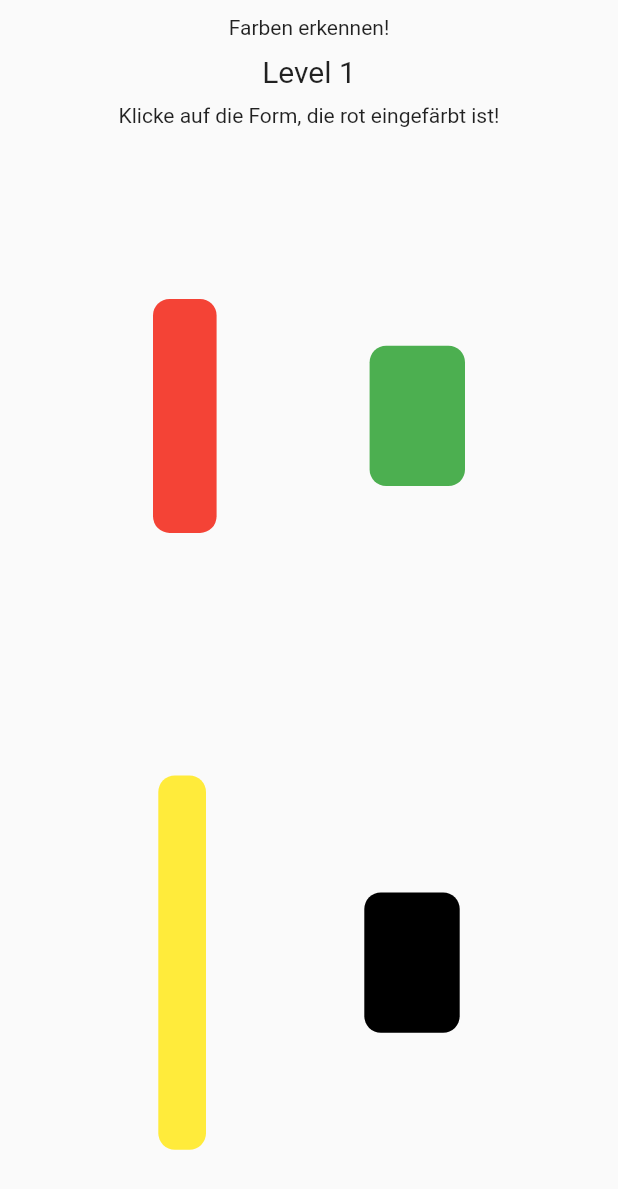
After one commit to jdevacc20/die_vier_stunden_woche, a Flutter app: the LevelShapesWidget screen opened directly, on a phone screen of 412 x 824 dp. The commit adds this screen. Shown: the top 1189 px of the screen. Run offline on Flutter 3.47's test engine with Material 2 defaults, Android fonts, the phone set to English and light mode, and no system bars; our stand-ins replace shared_preferences; accounts and stored records are empty.

Commit message:
Add Shape Level

```diff
--- a/flutter_app/lib/levels/home/levels.dart
+++ b/flutter_app/lib/levels/home/levels.dart
@@ -1,7 +1,6 @@
 import 'package:flutter/material.dart';
-import 'package:flutter_app/levels/home/theme_app.dart';
 import 'package:flutter_app/levels/level_memory/level_memory_widget.dart';
-import 'package:flutter_app/levels/test_level/test_level.dart';
+import 'package:flutter_app/levels/level_shapes/level_shapes_widget.dart';
 
 ///Insert your Levels in here!!
-List<Widget> levels = [const LevelMemoryWidget()];
+List<Widget> levels = [const LevelMemoryWidget(), const LevelShapesWidget()];
--- /dev/null
+++ b/flutter_app/lib/levels/level_shapes/level_shapes_widget.dart
@@ -0,0 +1,213 @@
+import 'dart:async';
+import 'dart:math';
+
+import 'package:flutter/material.dart';
+import 'package:flutter_app/levels/home/levels.dart';
+import 'package:flutter_app/levels/level_shapes/feedback_dialog.dart';
+import 'package:flutter_app/models/level_model.dart';
+import 'package:provider/provider.dart';
+
+class LevelShapesWidget extends StatefulWidget {
+  const LevelShapesWidget({super.key});
+
+  @override
+  State<StatefulWidget> createState() => _LevelShapesWidget();
+}
+
+class _LevelShapesWidget extends State<LevelShapesWidget> {
+  Timer _timer = Timer(const Duration(seconds: 0), () {});
+  int _level = 1;
+  final int _levelCount = 3;
+  List<double> _heightFactors = [0.5, 0.3, 0.8, 0.3];
+  List<double> _widthFactors = [0.4, 0.6, 0.3, 0.6];
+  List<Color> _colors = [Colors.red, Colors.green, Colors.yellow, Colors.black];
+  int _timeLeft = 0;
+
+  bool _showResponse = false;
+  bool _rightAnswer = false;
+
+  final List<Color> _availableColors = [
+    Colors.green,
+    Colors.yellow,
+    Colors.blue,
+    Colors.brown,
+    Colors.purple,
+    Colors.orange,
+  ];
+
+  @override
+  void initState() {
+    super.initState();
+    _timer = Timer.periodic(const Duration(seconds: 1), (timer) {
+      if (_timeLeft > 0) {
+        _timeLeft -= 1;
+      } else if (_level == _levelCount) {
+        setState(() {
+          _level += 1; //game will stop after this
+        });
+      }
+    });
+  }
+
+  @override
+  void dispose() {
+    super.dispose();
+    _timer.cancel();
+  }
+
+  @override
+  Widget build(BuildContext context) {
+    return Scaffold(
+      body: Consumer<LevelModel>(
+        builder: (context, value, child) {
+          if (_level > _levelCount) {
+            value.increaseLevel();
+            return const Center(
+              child: Text("Du hast gewonnen!"),
+            );
+          }
+          return Stack(
+            children: [
+              Column(
+                children: [
+                  const Padding(
+                      padding: EdgeInsets.all(10),
+                      child: Text("Farben erkennen!")),
+                  Text(
+                    "Level $_level",
+                    style: const TextStyle(fontSize: 20),
+                  ),
+                  const Padding(
+                    padding: EdgeInsets.all(10),
+                    child: Text("Klicke auf die Form, die rot eingefärbt ist!"),
+                  ),
+                  Expanded(
+                    child: Column(
+                      children: [
+                        Expanded(
+                          child: Row(
+                            mainAxisAlignment: MainAxisAlignment.spaceEvenly,
+                            children: [
+                              _LevelShapesSingleShapeWidget(
+                                color: _colors[0],
+                                heightFactor: _heightFactors[0],
+                                widthFactor: _widthFactors[0],
+                                onTap: onShapeTap,
+                              ),
+                              _LevelShapesSingleShapeWidget(
+                                color: _colors[1],
+                                heightFactor: _heightFactors[1],
+                                widthFactor: _widthFactors[1],
+                                onTap: onShapeTap,
+                              ),
+                            ],
+                          ),
+                        ),
+                        Expanded(
+                          child: Row(
+                            mainAxisAlignment: MainAxisAlignment.spaceEvenly,
+                            children: [
+                              _LevelShapesSingleShapeWidget(
+                                color: _colors[2],
+                                heightFactor: _heightFactors[2],
+                                widthFactor: _widthFactors[2],
+                                onTap: onShapeTap,
+                              ),
+                              _LevelShapesSingleShapeWidget(
+                                color: _colors[3],
+                                heightFactor: _heightFactors[3],
+                                widthFactor: _widthFactors[3],
+                                onTap: onShapeTap,
+                              ),
+                            ],
+                          ),
+                        )
+                      ],
+                    ),
+                  )
+                ],
+              ),
+            ],
+          );
+        },
+      ),
+    );
+  }
+
+  void onShapeTap(Color color) {
+    if (color == Colors.red) {
+      startNewRound();
+    } else {
+      _level = 0; //next level will be 1
+      startNewRound();
+      ScaffoldMessenger.of(context).showSnackBar(
+        const SnackBar(
+          content: Text("Leider falsch, probier es nochmal!"),
+        ),
+      );
+    }
+  }
+
+  void startNewRound() {
+    setState(() {
+      _level = _level + 1;
+      updateSizeConstraints();
+
+      //get new colors
+      int index = Random().nextInt(4);
+      if (_level == _levelCount) {
+        //last round, color is not selectable
+        index = 4; //red color not reachable
+        _timeLeft = 20; //20 seconds to wait
+      }
+      List<Color> colorsCopy = List.from(_availableColors);
+      colorsCopy.shuffle();
+      colorsCopy[index] = Colors.red;
+      _colors = colorsCopy.sublist(0, 4);
+    });
+  }
+
+  void updateSizeConstraints() {
+    List<double> newHeightFactors = [];
+    List<double> newWidthFactors = [];
+    for (int i = 0; i < 4; i++) {
+      newHeightFactors.add(Random().nextDouble() * 0.8 + 0.2);
+      newWidthFactors.add(Random().nextDouble() * 0.8 + 0.2);
+    }
+    _heightFactors = newHeightFactors;
+    _widthFactors = newWidthFactors;
+  }
+}
+
+class _LevelShapesSingleShapeWidget extends StatelessWidget {
+  final Color color;
+  final double heightFactor;
+  final double widthFactor;
+  final Function(Color) onTap;
+
+  const _LevelShapesSingleShapeWidget({
+    required this.color,
+    required this.heightFactor,
+    required this.widthFactor,
+    required this.onTap,
+  });
+
+  @override
+  Widget build(BuildContext context) {
+    return GestureDetector(
+      onTap: () {
+        onTap(color);
+      },
+      child: AnimatedContainer(
+        height: (MediaQuery.of(context).size.height / 2 - 100) * heightFactor,
+        width: (MediaQuery.of(context).size.width / 2 - 100) * widthFactor,
+        decoration: BoxDecoration(
+          color: color,
+          borderRadius: BorderRadius.circular(Random().nextDouble() * 100),
+        ),
+        duration: const Duration(seconds: 1),
+        curve: Curves.fastOutSlowIn,
+      ),
+    );
+  }
+}
```
Also changed, not shown: flutter_app/lib/levels/level_shapes/feedback_dialog.dart (added, +67 -0 lines), 1 other file.
